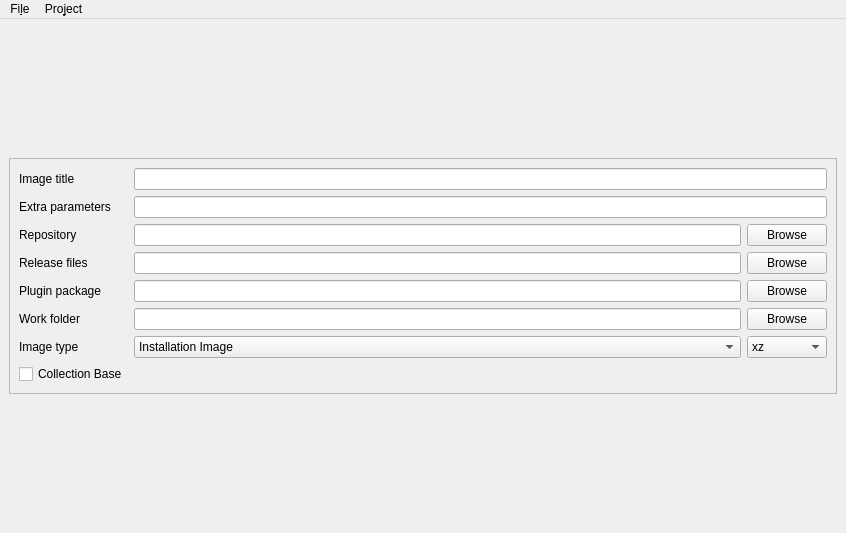
Before: the Qt Designer form gui/ui/main.ui in Rmys/pisiman-1, drawn with Qt 5.
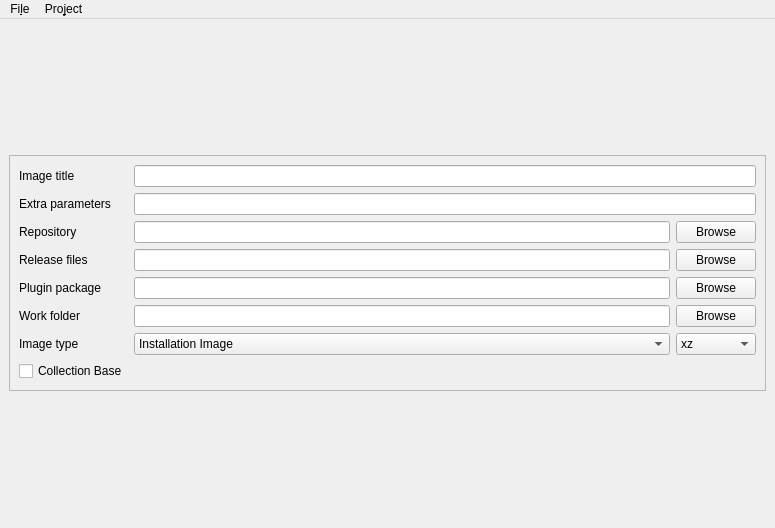
After: the same form once the commit is applied. Icons and pictures are not drawn.

Commit message: change main window size

Patch:
```diff
--- a/gui/ui/main.ui
+++ b/gui/ui/main.ui
@@ -6,8 +6,8 @@
    <rect>
     <x>0</x>
     <y>0</y>
-    <width>846</width>
-    <height>533</height>
+    <width>775</width>
+    <height>528</height>
    </rect>
   </property>
   <property name="windowTitle">
@@ -211,7 +211,7 @@
     <rect>
      <x>0</x>
      <y>0</y>
-     <width>846</width>
+     <width>775</width>
      <height>27</height>
     </rect>
    </property>
```
The commit also changes 2 other files.
